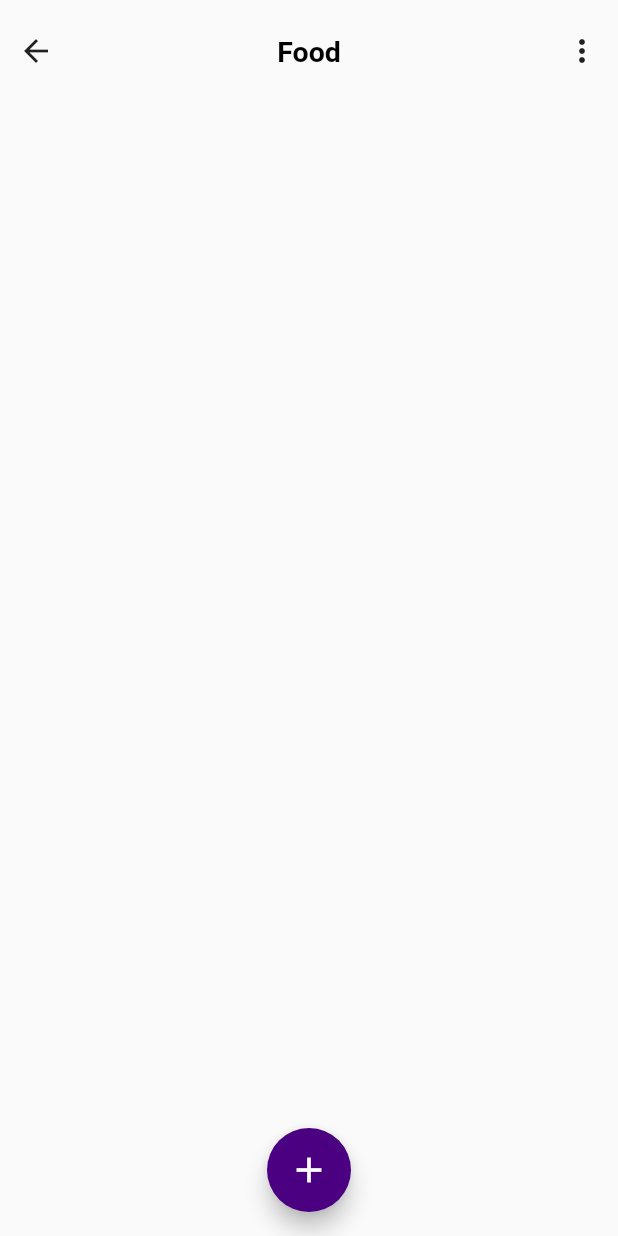
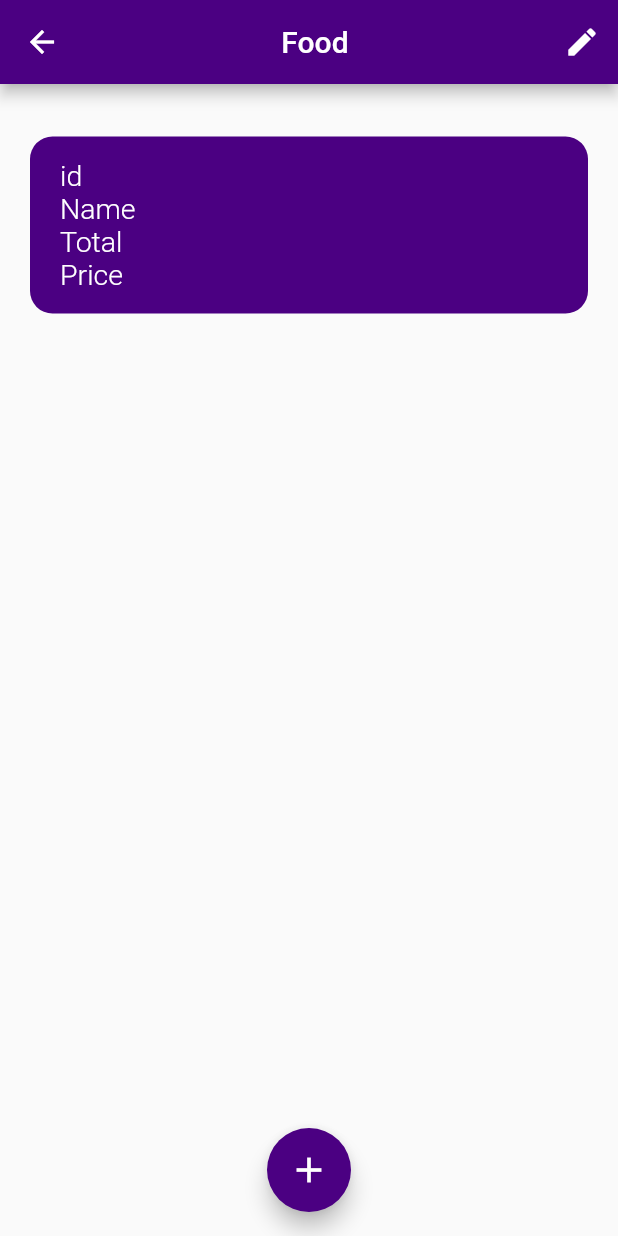
Before and after one commit to al-chakim/metlin, a Flutter app: the HomePage screen opened directly, after a tap on "Food", on a phone screen of 412 x 824 dp. Run offline on Flutter 3.47's test engine with Material 2 defaults, Android fonts, the phone set to English and light mode, and no system bars.

Commit message:
dibantu ka dimas

```diff
--- a/simpan_app/lib/food.dart
+++ b/simpan_app/lib/food.dart
@@ -13,6 +13,20 @@ class _foofState extends State<foof> {
   Widget build(BuildContext context) {
 
     return Scaffold(
+
+      appBar: AppBar(
+        backgroundColor: Color(0xff4B0082),
+        title: Center(
+          child: Text('Food')
+        ),
+        actions: [
+          IconButton(
+            onPressed: (){},
+            icon: Icon(Icons.edit)
+          )
+        ],
+      ),
+
       floatingActionButton: FloatingActionButton(
         onPressed: (){
           // Navigator.push(
@@ -32,27 +46,83 @@ class _foofState extends State<foof> {
       body: SafeArea(
         child: ListView(
           children: [
-            SizedBox(height: 10,),
+            SizedBox(height: 20,),
+            // Row(
+            //   mainAxisAlignment: MainAxisAlignment.spaceBetween,
+            //   children: [
+            //     IconButton(
+            //       onPressed: (){
+            //         Navigator.pop(context);
+            //       },
+            //       icon: Icon(Icons.arrow_back)
+            //     ),
+            //     Text(
+            //       'Food',
+            //       style: huruf4,
+            //     ),
+            //     IconButton(
+            //       onPressed: (){},
+            //       icon: Icon(Icons.more_vert)
+            //     ),
+            //   ],
+            // ),
+            Container(
+              // width: 400,
+              // height: 55,
+              margin: EdgeInsets.only(
+                left: 20,
+                right: 20,
+                top: 15,
+                bottom: 5
+              ),
+              padding: EdgeInsets.only(
+                left: 20,
+                right: 20,
+                top: 15,
+                bottom: 15
+              ),
+              decoration: BoxDecoration(
+                color: Color(0xff4B0082),
+                borderRadius: BorderRadius.circular(15)
+              ),
+              child: Column(
+                children: [
                   Row(
-              mainAxisAlignment: MainAxisAlignment.spaceBetween,
                     children: [
-                IconButton(
-                  onPressed: (){
-                    Navigator.pop(context);
-                  },
-                  icon: Icon(Icons.arrow_back)
-                ),
                       Text(
-                  'Food',
-                  style: huruf4,
-                ),
-                IconButton(
-                  onPressed: (){},
-                  icon: Icon(Icons.more_vert)
+                        'id',
+                        style: huruf5,
                       ),
                     ],
                   ),
+                  Row(
+                    children: [
+                      Text(
+                        'Name',
+                        style: huruf5,
+                      ),
+                    ],
+                  ),
+                  Row(
+                    children: [
+                      Text(
+                        'Total',
+                        style: huruf5,
+                      ),
+                    ],
+                  ),
+                  Row(
+                    children: [
+                      Text(
+                        'Price',
+                        style: huruf5,
+                      ),
+                    ],
+                  ),
+                ],
+              )
 
+            ),
           ]
         )
       ),
--- a/simpan_app/lib/home.dart
+++ b/simpan_app/lib/home.dart
@@ -4,79 +4,17 @@ import 'package:simpan_app/food.dart';
 import 'package:simpan_app/theme.dart';
 
 class HomePage extends StatefulWidget {
-  const HomePage({ Key? key }) : super(key: key);
+  const HomePage({Key? key}) : super(key: key);
 
   @override
   State<HomePage> createState() => _HomePageState();
 }
 
 class _HomePageState extends State<HomePage> {
-
   //int selectedIndex = -1;
 
   @override
   Widget build(BuildContext context) {
-
-    // Widget option(int index, String title){
-    //   return GestureDetector(
-    //     child: Container(
-    //       padding: EdgeInsets.only(
-    //         left: 23,
-    //         top: 15,
-    //         bottom: 15,
-    //         right: 23
-    //       ),
-    //       margin: EdgeInsets.only(
-    //         left: 25,
-    //         right: 25,
-    //         top: 15,
-    //         bottom: 5
-    //       ),
-    //       decoration: BoxDecoration(
-    //         color: Color(0xff4B0082),
-    //         borderRadius: BorderRadius.circular(15)
-    //       ),
-    //       child: Material(
-    //         color: Colors.transparent,
-    //         child: InkWell(
-    //           borderRadius: BorderRadius.circular(10),
-    //           onTap: () {
-    //             Navigator.push(
-    //               context, MaterialPageRoute(
-    //                 builder: (context) {
-    //                   return foof() ;
-    //                 },
-    //               )
-    //             );
-    //           },
-    //           child: Row(
-    //             children: [
-    //               Icon(
-    //                 Icons.file_present_sharp,
-    //                 color: Colors.white,
-    //                 size: 30,
-    //               ),
-    //               SizedBox(width: 13),
-    //               Text(
-    //                 title,
-    //                 style: huruf2
-    //               ),
-    //               // IconButton(
-    //               //   onPressed: (){},
-    //               //   icon: Icon(
-    //               //     Icons.more_vert,
-    //               //     size: 28,
-    //               //     color: dua,
-    //               //   )
-    //               // ),
-    //             ],
-    //           ),
-    //         ),
-    //       ),
-    //     ),
-    //   );
-    // }
-
     return Scaffold(
         // floatingActionButton: FloatingActionButton(
         //   onPressed: (){
@@ -99,7 +37,9 @@ class _HomePageState extends State<HomePage> {
         children: [
           Column(
             children: [
-                SizedBox(height: 25,),
+              SizedBox(
+                height: 25,
+              ),
               Row(
                 children: [
                   //SizedBox(width: 3,),
@@ -108,14 +48,13 @@ class _HomePageState extends State<HomePage> {
                     height: 215,
                     width: 215,
                   ),
-                    SizedBox(width: 10,),
+                  SizedBox(
+                    width: 10,
+                  ),
                   Text(
                     'Save Your Data \nHere!',
                     textAlign: TextAlign.center,
-                      style: TextStyle(
-                        fontWeight: FontWeight.w600,
-                        fontSize: 18
-                      ),
+                    style: TextStyle(fontWeight: FontWeight.w600, fontSize: 18),
                   )
                 ],
               ),
@@ -126,243 +65,313 @@ class _HomePageState extends State<HomePage> {
                   children: [
                     Text(
                       'Data Category',
-                        style: TextStyle(
-                          fontSize: 16,
-                          fontWeight: FontWeight.w700
-                        ),
+                      style:
+                          TextStyle(fontSize: 16, fontWeight: FontWeight.w700),
                     ),
                   ],
                 ),
               ),
-                SizedBox(height: 10,),
+              SizedBox(
+                height: 10,
+              ),
               //panggil class di sini
+
+              Option(
+                title: "Food",
+                press: () {
+                  Navigator.push(context, MaterialPageRoute(
+                    builder: (context) {
+                      return foof();
+                    },
+                  ));
+                },
+              ),
+              Option(
+                title: "Drink",
+                press: () {
+                  Navigator.push(context, MaterialPageRoute(
+                    builder: (context) {
+                      return foof();
+                    },
+                  ));
+                },
+              ),
+
               // option(0, 'Food'),
               // option(1, 'Drink'),
               // option(2, 'Soap'),
               // option(3, 'Groceries'),
-                Container(
-                  padding: EdgeInsets.only(
-                    left: 23,
-                    //top: 15,
-                    //bottom: 15,
-                    right: 23
+              // Container(
+              //   padding: EdgeInsets.only(
+              //     left: 23,
+              //     //top: 15,
+              //     //bottom: 15,
+              //     right: 23
+              //   ),
+              //   margin: EdgeInsets.only(
+              //     left: 25,
+              //     right: 25,
+              //     top: 15,
+              //     bottom: 5
+              //   ),
+              //   height: 55,
+              //   width: 400,
+              //   decoration: BoxDecoration(
+              //     color: Color(0xff4B0082),
+              //     borderRadius: BorderRadius.circular(15)
+              //   ),
+              //   child: Material(
+              //     borderRadius: BorderRadius.circular(15),
+              //     color: Colors.transparent,
+              //     child: InkWell(
+              //       borderRadius: BorderRadius.circular(15),
+              //       onTap: (){
+              //         Navigator.push(
+              //           context, MaterialPageRoute(
+              //             builder: (context) {
+              //               return foof() ;
+              //             },
+              //           )
+              //         );
+              //       },
+              //       child: Row(
+              //         children: [
+              //           Icon(
+              //             Icons.file_present,
+              //             color: Colors.white,
+              //             size: 30,
+              //           ),
+              //           SizedBox(width: 10,),
+              //           Text(
+              //             'Food',
+              //             style: huruf2,
+              //           )
+              //         ],
+              //       ),
+              //     ),
+              //   ),
+              // ),
+              // Container(
+              //   padding: EdgeInsets.only(
+              //     left: 23,
+              //     //top: 15,
+              //     //bottom: 15,
+              //     right: 23
+              //   ),
+              //   margin: EdgeInsets.only(
+              //     left: 25,
+              //     right: 25,
+              //     top: 15,
+              //     bottom: 5
+              //   ),
+              //   height: 55,
+              //   width: 400,
+              //   decoration: BoxDecoration(
+              //     color: Color(0xff4B0082),
+              //     borderRadius: BorderRadius.circular(15)
+              //   ),
+              //   child: Material(
+              //     borderRadius: BorderRadius.circular(15),
+              //     color: Colors.transparent,
+              //     child: InkWell(
+              //       borderRadius: BorderRadius.circular(15),
+              //       onTap: (){},
+              //       child: Row(
+              //         children: [
+              //           Icon(
+              //             Icons.file_present,
+              //             color: Colors.white,
+              //             size: 30,
+              //           ),
+              //           SizedBox(width: 10,),
+              //           Text(
+              //             'Drink',
+              //             style: huruf2,
+              //           )
+              //         ],
+              //       ),
+              //     ),
+              //   ),
+              // ),
+              // Container(
+              //   padding: EdgeInsets.only(
+              //     left: 23,
+              //     //top: 15,
+              //     //bottom: 15,
+              //     right: 23
+              //   ),
+              //   margin: EdgeInsets.only(
+              //     left: 25,
+              //     right: 25,
+              //     top: 15,
+              //     bottom: 5
+              //   ),
+              //   height: 55,
+              //   width: 400,
+              //   decoration: BoxDecoration(
+              //     color: Color(0xff4B0082),
+              //     borderRadius: BorderRadius.circular(15)
+              //   ),
+              //   child: Material(
+              //     borderRadius: BorderRadius.circular(15),
+              //     color: Colors.transparent,
+              //     child: InkWell(
+              //       borderRadius: BorderRadius.circular(15),
+              //       onTap: (){},
+              //       child: Row(
+              //         children: [
+              //           Icon(
+              //             Icons.file_present,
+              //             color: Colors.white,
+              //             size: 30,
+              //           ),
+              //           SizedBox(width: 10,),
+              //           Text(
+              //             'Soap',
+              //             style: huruf2,
+              //           )
+              //         ],
+              //       ),
+              //     ),
+              //   ),
+              // ),
+              // Container(
+              //   padding: EdgeInsets.only(
+              //     left: 23,
+              //     //top: 15,
+              //     //bottom: 15,
+              //     right: 23
+              //   ),
+              //   margin: EdgeInsets.only(
+              //     left: 25,
+              //     right: 25,
+              //     top: 15,
+              //     bottom: 5
+              //   ),
+              //   height: 55,
+              //   width: 400,
+              //   decoration: BoxDecoration(
+              //     color: Color(0xff4B0082),
+              //     borderRadius: BorderRadius.circular(15)
+              //   ),
+              //   child: Material(
+              //     borderRadius: BorderRadius.circular(15),
+              //     color: Colors.transparent,
+              //     child: InkWell(
+              //       borderRadius: BorderRadius.circular(15),
+              //       onTap: (){},
+              //       child: Row(
+              //         children: [
+              //           Icon(
+              //             Icons.file_present,
+              //             color: Colors.white,
+              //             size: 30,
+              //           ),
+              //           SizedBox(width: 10,),
+              //           Text(
+              //             'Groceries',
+              //             style: huruf2,
+              //           )
+              //         ],
+              //       ),
+              //     ),
+              //   ),
+              // ),
+              // Container(
+              //   padding: EdgeInsets.only(
+              //     left: 23,
+              //     //top: 15,
+              //     //bottom: 15,
+              //     right: 23
+              //   ),
+              //   margin: EdgeInsets.only(
+              //     left: 25,
+              //     right: 25,
+              //     top: 15,
+              //     bottom: 5
+              //   ),
+              //   height: 55,
+              //   width: 400,
+              //   decoration: BoxDecoration(
+              //     color: Color(0xff4B0082),
+              //     borderRadius: BorderRadius.circular(15)
+              //   ),
+              //   child: Material(
+              //     borderRadius: BorderRadius.circular(15),
+              //     color: Colors.transparent,
+              //     child: InkWell(
+              //       borderRadius: BorderRadius.circular(15),
+              //       onTap: (){},
+              //       child: Row(
+              //         children: [
+              //           Icon(
+              //             Icons.file_present,
+              //             color: Colors.white,
+              //             size: 30,
+              //           ),
+              //           SizedBox(width: 10,),
+              //           Text(
+              //             'More Data',
+              //             style: huruf2,
+              //           )
+              //         ],
+              //       ),
+              //     ),
+              //   ),
+              // )
+            ],
           ),
-                  margin: EdgeInsets.only(
-                    left: 25,
-                    right: 25,
-                    top: 15,
-                    bottom: 5
+        ],
       ),
-                  height: 55,
-                  width: 400,
+    ));
+  }
+}
+
+class Option extends StatelessWidget {
+  final String title;
+  final VoidCallback press;
+
+  const Option({
+    Key? key,
+    required this.title,
+    required this.press,
+  }) : super(key: key);
+
+  @override
+  Widget build(BuildContext context) {
+    return GestureDetector(
+      child: Container(
+        padding: EdgeInsets.only(left: 23, top: 15, bottom: 15, right: 23),
+        margin: EdgeInsets.only(left: 25, right: 25, top: 15, bottom: 5),
         decoration: BoxDecoration(
-                    color: Color(0xff4B0082),
-                    borderRadius: BorderRadius.circular(15)
-                  ),
+            color: Color(0xff4B0082), borderRadius: BorderRadius.circular(15)),
         child: Material(
-                    borderRadius: BorderRadius.circular(15),
           color: Colors.transparent,
           child: InkWell(
-                      borderRadius: BorderRadius.circular(15),
-                      onTap: (){
-                        Navigator.push(
-                          context, MaterialPageRoute(
-                            builder: (context) {
-                              return foof() ;
-                            },
-                          )
-                        );
-                      },
+            borderRadius: BorderRadius.circular(10),
+            onTap: press,
             child: Row(
               children: [
                 Icon(
-                            Icons.file_present,
+                  Icons.file_present_sharp,
                   color: Colors.white,
                   size: 30,
                 ),
-                          SizedBox(width: 10,),
-                          Text(
-                            'Food',
-                            style: huruf2,
-                          )
+                SizedBox(width: 13),
+                Text(title, style: huruf2),
+                // IconButton(
+                //   onPressed: (){},
+                //   icon: Icon(
+                //     Icons.more_vert,
+                //     size: 28,
+                //     color: dua,
+                //   )
+                // ),
               ],
             ),
           ),
         ),
       ),
-                Container(
-                  padding: EdgeInsets.only(
-                    left: 23,
-                    //top: 15,
-                    //bottom: 15,
-                    right: 23
-                  ),
-                  margin: EdgeInsets.only(
-                    left: 25,
-                    right: 25,
-                    top: 15,
-                    bottom: 5
-                  ),
-                  height: 55,
-                  width: 400,
-                  decoration: BoxDecoration(
-                    color: Color(0xff4B0082),
-                    borderRadius: BorderRadius.circular(15)
-                  ),
-                  child: Material(
-                    borderRadius: BorderRadius.circular(15),
-                    color: Colors.transparent,
-                    child: InkWell(
-                      borderRadius: BorderRadius.circular(15),
-                      onTap: (){},
-                      child: Row(
-                        children: [
-                          Icon(
-                            Icons.file_present,
-                            color: Colors.white,
-                            size: 30,
-                          ),
-                          SizedBox(width: 10,),
-                          Text(
-                            'Drink',
-                            style: huruf2,
-                          )
-                        ],
-                      ),
-                    ),
-                  ),
-                ),
-                Container(
-                  padding: EdgeInsets.only(
-                    left: 23,
-                    //top: 15,
-                    //bottom: 15,
-                    right: 23
-                  ),
-                  margin: EdgeInsets.only(
-                    left: 25,
-                    right: 25,
-                    top: 15,
-                    bottom: 5
-                  ),
-                  height: 55,
-                  width: 400,
-                  decoration: BoxDecoration(
-                    color: Color(0xff4B0082),
-                    borderRadius: BorderRadius.circular(15)
-                  ),
-                  child: Material(
-                    borderRadius: BorderRadius.circular(15),
-                    color: Colors.transparent,
-                    child: InkWell(
-                      borderRadius: BorderRadius.circular(15),
-                      onTap: (){},
-                      child: Row(
-                        children: [
-                          Icon(
-                            Icons.file_present,
-                            color: Colors.white,
-                            size: 30,
-                          ),
-                          SizedBox(width: 10,),
-                          Text(
-                            'Soap',
-                            style: huruf2,
-                          )
-                        ],
-                      ),
-                    ),
-                  ),
-                ),
-                Container(
-                  padding: EdgeInsets.only(
-                    left: 23,
-                    //top: 15,
-                    //bottom: 15,
-                    right: 23
-                  ),
-                  margin: EdgeInsets.only(
-                    left: 25,
-                    right: 25,
-                    top: 15,
-                    bottom: 5
-                  ),
-                  height: 55,
-                  width: 400,
-                  decoration: BoxDecoration(
-                    color: Color(0xff4B0082),
-                    borderRadius: BorderRadius.circular(15)
-                  ),
-                  child: Material(
-                    borderRadius: BorderRadius.circular(15),
-                    color: Colors.transparent,
-                    child: InkWell(
-                      borderRadius: BorderRadius.circular(15),
-                      onTap: (){},
-                      child: Row(
-                        children: [
-                          Icon(
-                            Icons.file_present,
-                            color: Colors.white,
-                            size: 30,
-                          ),
-                          SizedBox(width: 10,),
-                          Text(
-                            'Groceries',
-                            style: huruf2,
-                          )
-                        ],
-                      ),
-                    ),
-                  ),
-                ),
-                Container(
-                  padding: EdgeInsets.only(
-                    left: 23,
-                    //top: 15,
-                    //bottom: 15,
-                    right: 23
-                  ),
-                  margin: EdgeInsets.only(
-                    left: 25,
-                    right: 25,
-                    top: 15,
-                    bottom: 5
-                  ),
-                  height: 55,
-                  width: 400,
-                  decoration: BoxDecoration(
-                    color: Color(0xff4B0082),
-                    borderRadius: BorderRadius.circular(15)
-                  ),
-                  child: Material(
-                    borderRadius: BorderRadius.circular(15),
-                    color: Colors.transparent,
-                    child: InkWell(
-                      borderRadius: BorderRadius.circular(15),
-                      onTap: (){},
-                      child: Row(
-                        children: [
-                          Icon(
-                            Icons.file_present,
-                            color: Colors.white,
-                            size: 30,
-                          ),
-                          SizedBox(width: 10,),
-                          Text(
-                            'More Data',
-                            style: huruf2,
-                          )
-                        ],
-                      ),
-                    ),
-                  ),
-                )
-              ],
-            ),
-          ],
-        ),
-      )
     );
   }
 }
--- a/simpan_app/lib/theme.dart
+++ b/simpan_app/lib/theme.dart
@@ -26,3 +26,9 @@ TextStyle huruf4 = TextStyle(
   fontSize: 19,
   fontWeight: FontWeight.w600
 );
+
+TextStyle huruf5 = TextStyle(
+  color: dua,
+  fontSize: 19,
+  fontWeight: FontWeight.w300
+);
```
Lines whose indentation alone changed are shown as unchanged.
